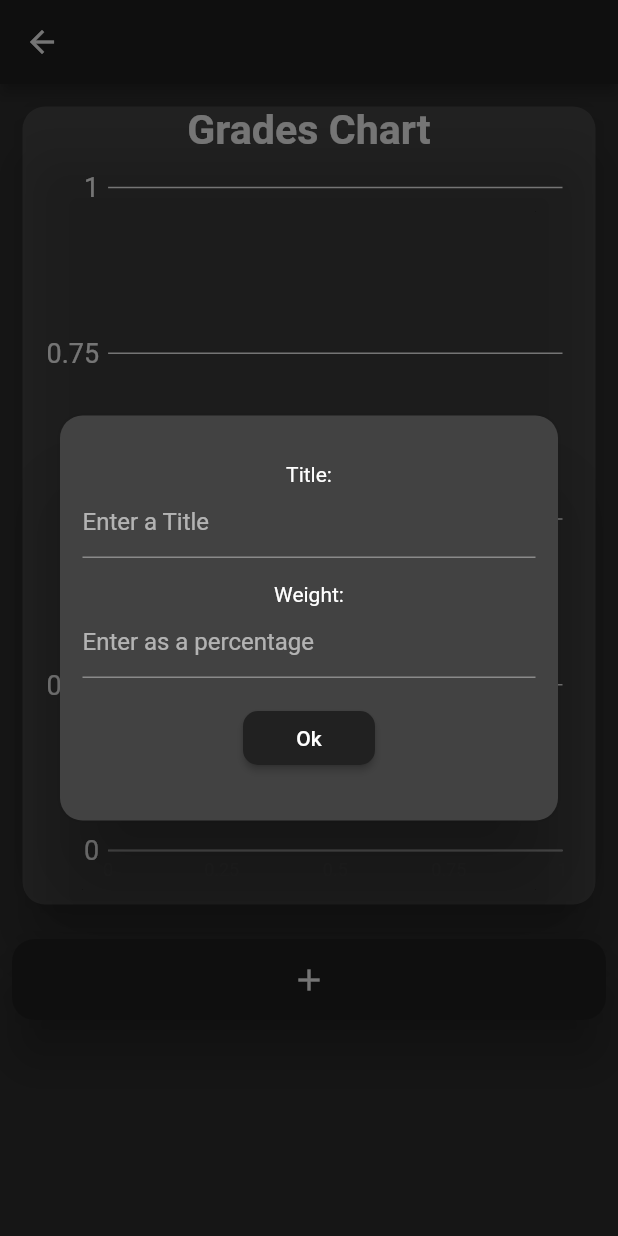
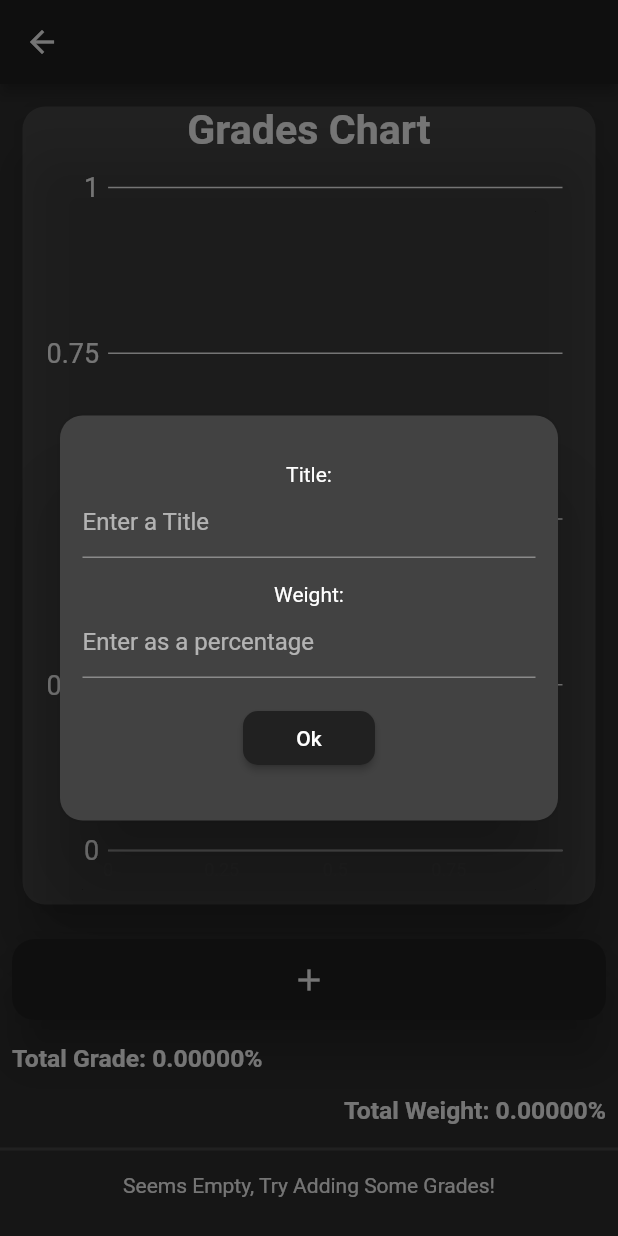
Before and after one commit to OmarYM/Sapptest, a Flutter app: the GradesPage screen opened directly with empty values, after a tap on the "add" icon, on a phone screen of 412 x 824 dp. Run offline on Flutter 3.47's test engine with Material 2 defaults, Android fonts, the phone set to English and light mode, and no system bars; our stand-ins replace charts_flutter, flutter_local_notifications, shared_preferences, sqflite, vibration; missing offline and left inert: infinity_page_view; accounts and stored records are empty.

Commit message:
Added grades page total grade and total weight

```diff
--- a/lib/coursepage.dart
+++ b/lib/coursepage.dart
@@ -204,8 +204,8 @@ class _CoursePageState extends State<CoursePage> {
                                 borderRadius: BorderRadius.all(Radius.circular(15.0)),
                                 onTap: () => navigateToCoursePeriodsPage(context),
                     child: Padding(
-                      padding: const EdgeInsets.all(15.0),
-                      child: Text('Periods', style: TextStyle(fontSize: 20),),
+                      padding: const EdgeInsets.symmetric(vertical: 30, horizontal: 15),
+                      child: Center(child: Text('Periods', style: TextStyle(fontSize: 25, fontWeight: FontWeight.bold),)),
                     ),
                   ),
                 ),
@@ -223,8 +223,8 @@ class _CoursePageState extends State<CoursePage> {
                                 borderRadius: BorderRadius.all(Radius.circular(15.0)),
                                 onTap: () => navigateToGradesPage(context),
                     child: Padding(
-                      padding: const EdgeInsets.all(15.0),
-                      child: Text('Grades', style: TextStyle(fontSize: 20),),
+                      padding: const EdgeInsets.symmetric(vertical: 30, horizontal: 15),
+                      child: Center(child: Text('Grades', style: TextStyle(fontSize: 25, fontWeight: FontWeight.bold),)),
                     ),
                   ),
                 ),
--- a/lib/courseslot.dart
+++ b/lib/courseslot.dart
@@ -66,10 +66,13 @@ class CourseSlot extends StatelessWidget {
                     ? Column(
                         children: [
                           Center(
-                              child: Text(
+                              child: Padding(
+                                padding: const EdgeInsets.all(8.0),
+                                child: Text(
                             course.courseCode,
                             textAlign: TextAlign.center,
-                          )),
+                          ),
+                              )),
                         ],
                       )
                     : null),
--- a/lib/gradeSlot.dart
+++ b/lib/gradeSlot.dart
@@ -75,7 +75,7 @@ class _GradeSlotState extends State<GradeSlot> with TickerProviderStateMixin {
                                     Text('Grade:'),
                                     TextFormField(
                                       key: _gradeFormKey,
-                                      initialValue: newGrade.grade.toString(),
+                                      initialValue: newGrade.grade == 0 ? null : newGrade.grade.toString(),
                                       decoration: const InputDecoration(
                                         hintText: 'Enter grade as a percentage',
                                       ),
--- a/lib/gradespage.dart
+++ b/lib/gradespage.dart
@@ -24,6 +24,8 @@ class _GradePageState extends State<GradesPage> {
   final _weightFormKey = GlobalKey<FormFieldState>();
   List<charts.Series<double, num>> series;
   List<double> gradesTotal = [];
+  double totalGrade;
+  double totalWeight;
 
   bool isNumeric(String s) {
     if (s == null) {
@@ -35,8 +37,9 @@ class _GradePageState extends State<GradesPage> {
   @override
   void initState() {
     super.initState();
+    totalGrade = 0;
+    totalWeight = 0;
     courseGrades = allGradesFromCourse(widget.course.id);
-
     gradesTotal = getGrades();
 
     series = [
@@ -53,13 +56,18 @@ class _GradePageState extends State<GradesPage> {
   List<double> getGrades() {
     List<double> result = [0];
     double total = 0;
+    totalWeight = 0;
 
     for (int i = 0; i < courseGrades.length; i++) {
       double temp = courseGrades[i].grade * courseGrades[i].weight / 100;
       total += temp;
 
+      totalWeight += courseGrades[i].weight;
+
       result.add(total);
     }
+
+    totalGrade = result[result.length - 1];
 
     return result;
   }
@@ -254,6 +262,8 @@ class _GradePageState extends State<GradesPage> {
                                                       setState(() {
                                                         courseGrades
                                                             .add(newGrade);
+
+                                                            gradesTotal = getGrades();
                                                       });
 
                                                       Navigator.pop(context);
@@ -283,10 +293,60 @@ class _GradePageState extends State<GradesPage> {
                           ),
                         ),
                       )
-                    : GradeSlot(
-                        grade: courseGrades[index - 2], refresh: refresh);
+                    : index == 2
+                        ? Column(
+                            children: [
+                              Align(
+                                alignment: Alignment.centerLeft,
+                                child: Padding(
+                                  padding: const EdgeInsets.all(8.0),
+                                  child: Text(
+                                    "Total Grade: " +
+                                        totalGrade.toStringAsFixed(5) +
+                                        "%",
+                                    style: TextStyle(
+                                      fontSize: width / 25,
+                                      fontWeight: FontWeight.bold,
+                                    ),
+                                  ),
+                                ),
+                              ),
+                              Align(
+                                alignment: Alignment.centerRight,
+                                child: Padding(
+                                  padding: const EdgeInsets.all(8.0),
+                                  child: Text(
+                                    "Total Weight: " +
+                                        totalWeight.toStringAsFixed(5) +
+                                        "%",
+                                    style: TextStyle(
+                                      fontSize: width / 25,
+                                      fontWeight: FontWeight.bold,
+                                    ),
+                                  ),
+                                ),
+                              ),
+                              Divider(thickness: 2),
+                            ],
+                          )
+                        : courseGrades.isEmpty
+                            ? Container(
+                                alignment: Alignment.topCenter,
+                                child: Padding(
+                                  padding: const EdgeInsets.all(8.0),
+                                  child: Text(
+                                    'Seems Empty, Try Adding Some Grades!',
+
+                                  ),
+                                ),
+                              )
+                            : GradeSlot(
+                                grade: courseGrades[index - 3],
+                                refresh: refresh);
           },
-          itemCount: courseGrades.length + 2,
+          itemCount: courseGrades.isEmpty
+              ? courseGrades.length + 4
+              : courseGrades.length + 3,
         ));
   }
 }
--- a/lib/mainPage.dart
+++ b/lib/mainPage.dart
@@ -1,7 +1,6 @@
 import 'package:Sapptest/PeriodInput.dart';
 import 'package:Sapptest/addbutton.dart';
 import 'package:Sapptest/pagetransitions.dart';
-import 'package:Sapptest/period.dart';
 import 'package:Sapptest/periodslot.dart';
 import 'package:Sapptest/settingsPage.dart';
 import 'package:Sapptest/sharedPrefs.dart';
--- a/lib/studytimerpage.dart
+++ b/lib/studytimerpage.dart
@@ -240,6 +240,8 @@ class _StudyTimerPageState extends State<StudyTimerPage>
                                                       _breakFormKey
                                                           .currentState.value);
 
+                                                          timerService.reset();
+
                                                   prefs.saveStudyDuration(
                                                       studyDuration);
                                                   prefs.saveBreakDuration(
```
